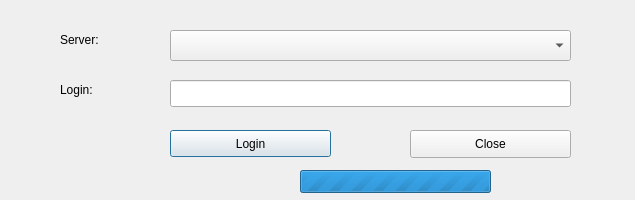
LESPROJEKT/qgis-layman-plugin, file dlg_ConnectionManager.ui: the form before one commit.
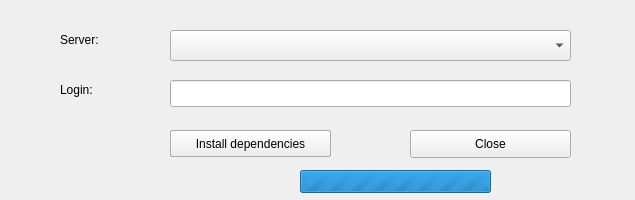
The form after the commit.

What changed in the file:
```diff
--- a/dlg_ConnectionManager.ui
+++ b/dlg_ConnectionManager.ui
@@ -157,6 +157,19 @@
     <number>0</number>
    </property>
   </widget>
+  <widget class="QPushButton" name="pushButton_Dependencies">
+   <property name="geometry">
+    <rect>
+     <x>170</x>
+     <y>130</y>
+     <width>161</width>
+     <height>27</height>
+    </rect>
+   </property>
+   <property name="text">
+    <string>Install dependencies</string>
+   </property>
+  </widget>
  </widget>
  <resources/>
  <connections/>
```
